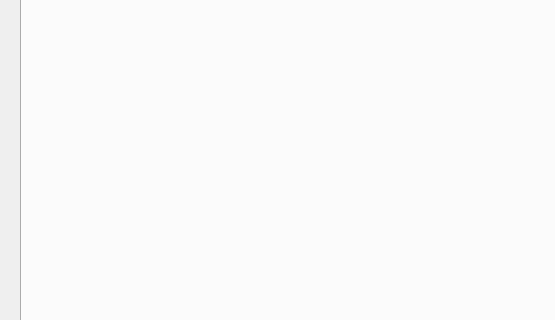
Above: estimacion_biodiversidad_dialog_base.ui from estimacion-biodiversidad/estimacion-biodiversidad-qgis-plugin before the change; both pictures show x 0 to 555 and y 86 to 406 of the 795 by 664 pixel window. Below: the same form after it.
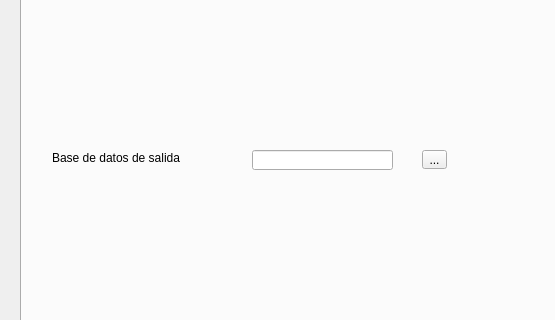
That is the form after the change.

Commit message: Add output database controls

Diff of the .ui file:
```diff
--- a/estimacion_biodiversidad_dialog_base.ui
+++ b/estimacion_biodiversidad_dialog_base.ui
@@ -50,6 +50,42 @@
     <attribute name="title">
      <string>Configuración de la base de datos</string>
     </attribute>
+    <widget class="QToolButton" name="tb_outDB">
+     <property name="geometry">
+      <rect>
+       <x>400</x>
+       <y>180</y>
+       <width>25</width>
+       <height>19</height>
+      </rect>
+     </property>
+     <property name="text">
+      <string>...</string>
+     </property>
+    </widget>
+    <widget class="QLabel" name="lb_outDB">
+     <property name="geometry">
+      <rect>
+       <x>30</x>
+       <y>180</y>
+       <width>131</width>
+       <height>16</height>
+      </rect>
+     </property>
+     <property name="text">
+      <string>Base de datos de salida</string>
+     </property>
+    </widget>
+    <widget class="QLineEdit" name="le_outBD">
+     <property name="geometry">
+      <rect>
+       <x>230</x>
+       <y>180</y>
+       <width>141</width>
+       <height>20</height>
+      </rect>
+     </property>
+    </widget>
    </widget>
   </widget>
  </widget>
```
